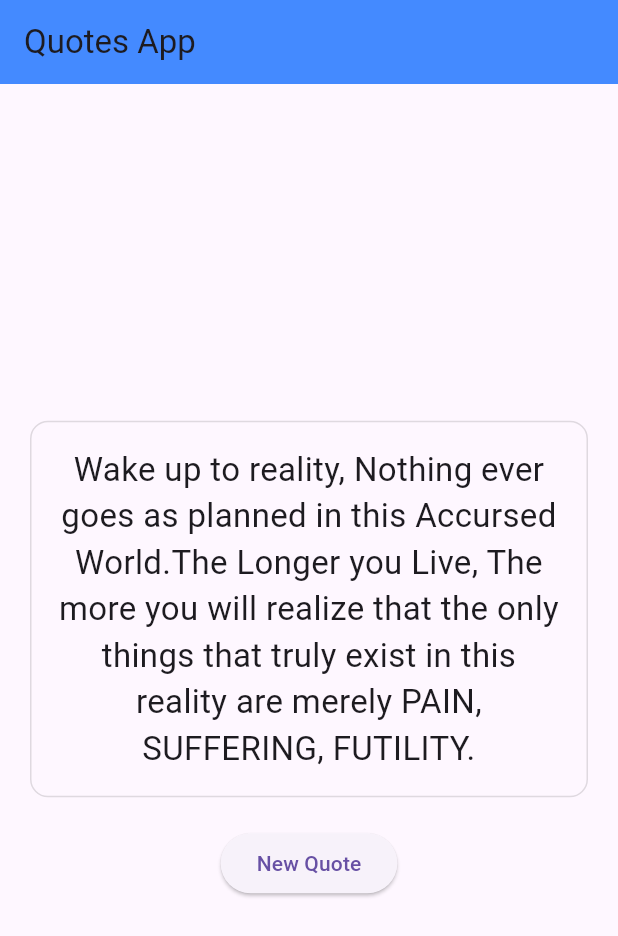
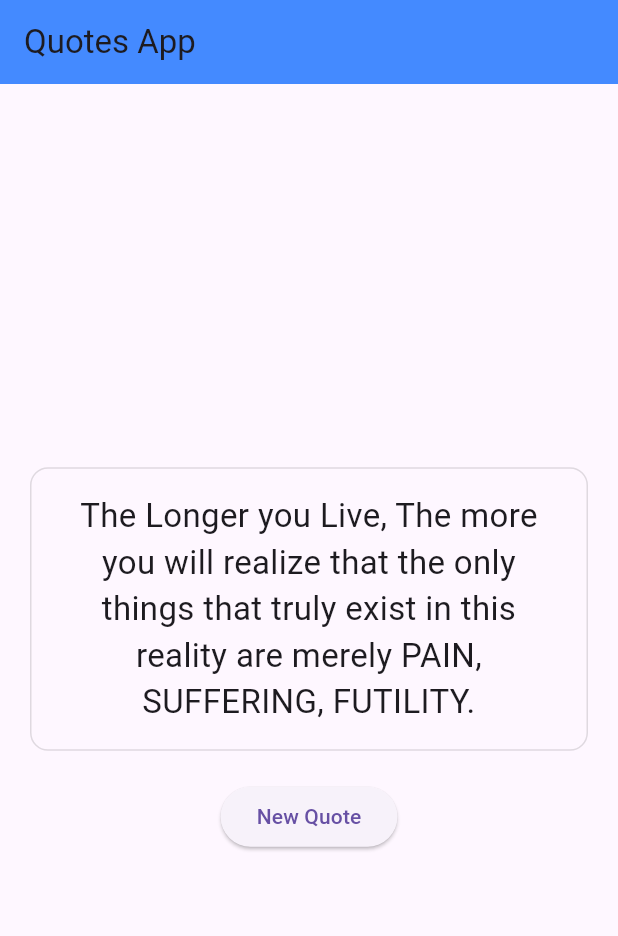
Before and after one commit to Sashriya/Flutter-QuoteGenerator, a Flutter app: the screen it shows after launch, on a phone screen of 412 x 824 dp. Shown: the top 936 px of the screen. Run offline on Flutter 3.47's test engine with Material 3 defaults, Android fonts, the phone set to English and light mode, and no system bars.

Commit message:
Updated commit

```diff
--- a/lib/main.dart
+++ b/lib/main.dart
@@ -20,7 +20,7 @@ class QuotesHome extends StatefulWidget {
 
 class _QuoteHomeState extends State<QuotesHome> {
   final quotes = [
-    "Feel pain, Accept pain and know pain. Those who do not know pain will never understand the true peace.",
+    "Feel pain, Accept pain and know pain, Those who do not know pain will never understand the true peace.",
     "Believe in yourself.",
     "Dream big, start small.",
     "Happiness is homemade.",
@@ -29,12 +29,12 @@ class _QuoteHomeState extends State<QuotesHome> {
     "A one-hour workout is 4% of your day. No excuses",
     "The only thing is can trusted is Money.",
     "The world forgets the week and remembers the strong.",
-    "Wake up to reality, Nothing ever goes as planned in this Accursed World."
+    "Wake up to reality, Nothing ever goes as planned in this Accursed World.",
     "The Longer you Live, The more you will realize that the only things that truly exist in this reality are merely PAIN, SUFFERING, FUTILITY.",
     "EveryWhere you Look in this World, Wherever there is Light There will always be shadows to be Found.",
-    "As Well As Long as There is a Concept of Victors, The Vanquished will also Exist."
+    "As Well As Long as There is a Concept of Victors, The Vanquished will also Exist.",
     "The selfish intent of wanting to Preserve Peace initiates Wars and Hatred is Born, In oredered to Protect LOVE.",
-    "There are Nexuses, Casual Relationships that cannot be seperated."
+    "There are Nexuses, Casual Relationships that cannot be seperated.",
   ];
 
   String currentQuote = "";
```
